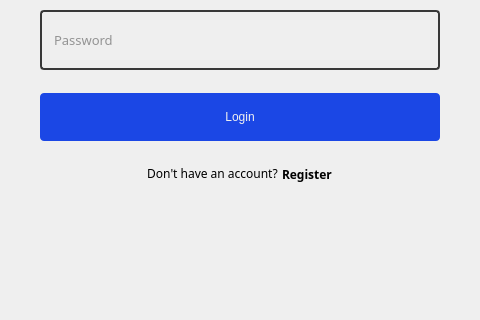
Above: ui/uiFiles/loginWindow.ui from efeKbkci/CarRentalApp before the change; both pictures show x 160 to 640 and y 280 to 600 of the 800 by 600 pixel window. Below: the same form after it.
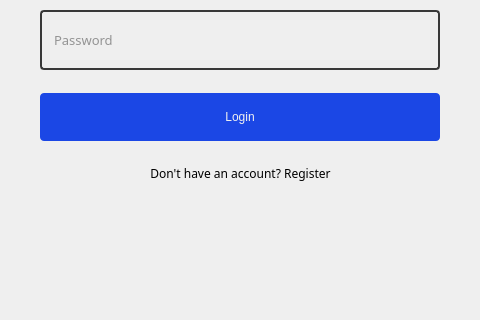
That is the form after the change.

The edit to the form file:
```diff
--- a/ui/uiFiles/loginWindow.ui
+++ b/ui/uiFiles/loginWindow.ui
@@ -209,33 +209,13 @@
           </font>
          </property>
          <property name="text">
-          <string>Don't have an account?</string>
+          <string>Don't have an account? Register</string>
          </property>
          <property name="alignment">
           <set>Qt::AlignCenter</set>
          </property>
         </widget>
        </item>
-       <item alignment="Qt::AlignLeft">
-        <widget class="QLabel" name="registerBtn">
-         <property name="sizePolicy">
-          <sizepolicy hsizetype="Fixed" vsizetype="Preferred">
-           <horstretch>0</horstretch>
-           <verstretch>0</verstretch>
-          </sizepolicy>
-         </property>
-         <property name="font">
-          <font>
-           <family>Roboto Mono SemiBold</family>
-           <weight>75</weight>
-           <bold>true</bold>
-          </font>
-         </property>
-         <property name="text">
-          <string>Register</string>
-         </property>
-        </widget>
-       </item>
        <item>
         <spacer name="horizontalSpacer_2">
          <property name="orientation">
```
Left out of the diff: 16 changed lines with no effect on the pictures.
